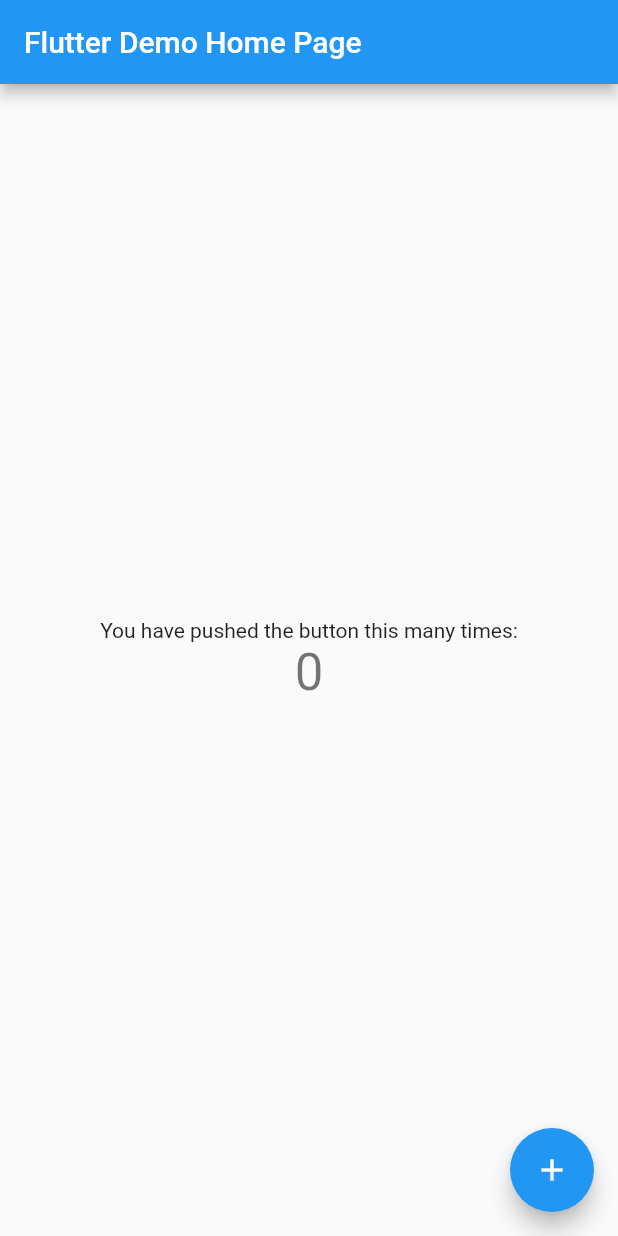
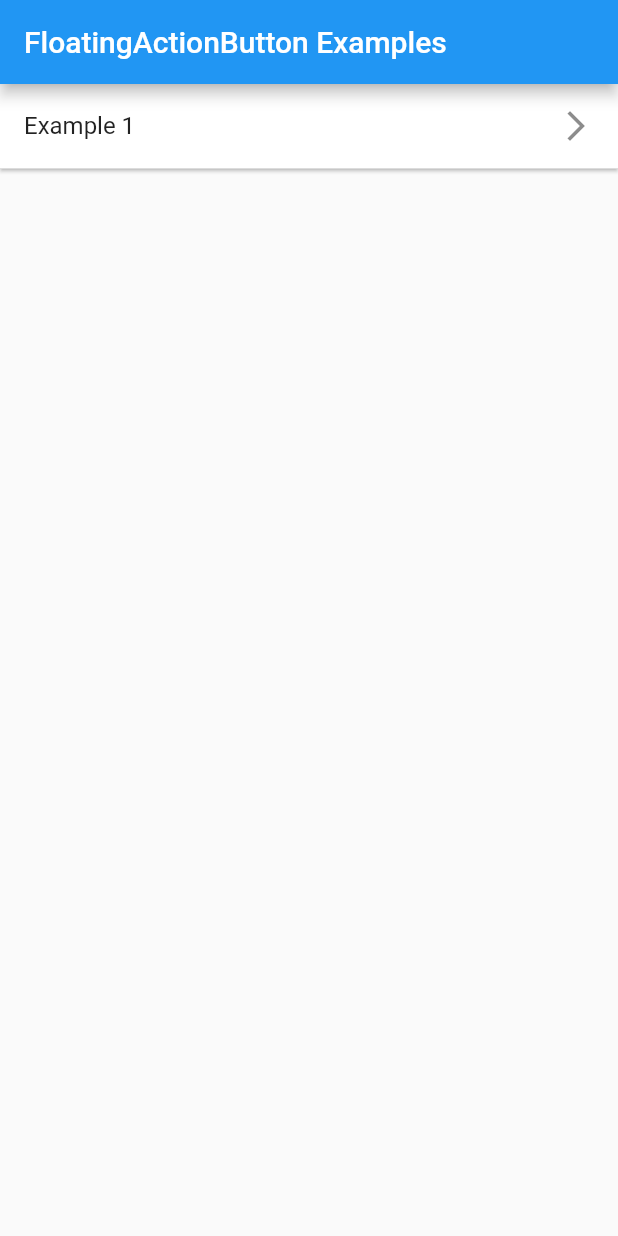
Before and after one commit to idonuntius/FloatingActionButton_example_Flutter, a Flutter app: the screen it shows after launch, on a phone screen of 412 x 824 dp. Run offline on Flutter 3.47's test engine with Material 2 defaults, Android fonts, the phone set to English and light mode, and no system bars.

Commit message:
[modify] Add item that transitions to example1_page

```diff
--- a/lib/main.dart
+++ b/lib/main.dart
@@ -1,63 +1,70 @@
 import 'package:flutter/material.dart';
+import 'package:floating_action_button_example/example1/example1_page.dart';
 
 void main() => runApp(MyApp());
 
 class MyApp extends StatelessWidget {
-  // This widget is the root of your application.
   @override
   Widget build(BuildContext context) {
     return MaterialApp(
-      title: 'Flutter Demo',
+      title: 'FloatingActionButton Examples',
       theme: ThemeData(
         primarySwatch: Colors.blue,
       ),
-      home: MyHomePage(title: 'Flutter Demo Home Page'),
+      home: MainPage(),
     );
   }
 }
 
-class MyHomePage extends StatefulWidget {
-  MyHomePage({Key key, this.title}) : super(key: key);
-  final String title;
-
-  @override
-  _MyHomePageState createState() => _MyHomePageState();
-}
-
-class _MyHomePageState extends State<MyHomePage> {
-  int _counter = 0;
-
-  void _incrementCounter() {
-    setState(() {
-      _counter++;
-    });
-  }
+class MainPage extends StatelessWidget {
+  final _dataList = [
+    'Example 1',
+  ];
 
   @override
   Widget build(BuildContext context) {
     return Scaffold(
       appBar: AppBar(
-        title: Text(widget.title),
+        title: Text('FloatingActionButton Examples'),
       ),
-      body: Center(
-        child: Column(
-          mainAxisAlignment: MainAxisAlignment.center,
-          children: <Widget>[
-            Text(
-              'You have pushed the button this many times:',
+      body: ListView.builder(
+        itemBuilder:  (BuildContext context, int index) {
+          return _listItemView(context, _dataList[index]);
+        },
+        itemCount: _dataList.length,
+      ),
+    );
+  }
+
+  Widget _listItemView(BuildContext context, String title) {
+    return Card(
+      margin: EdgeInsets.all(0),
+      shape: RoundedRectangleBorder(borderRadius: BorderRadius.zero),
+      child: Container(
+        decoration: BoxDecoration(
+          border: Border(
+            bottom: BorderSide(
+              width: 0.5,
+              color: Colors.grey[350],
             ),
-            Text(
-              '$_counter',
-              style: Theme.of(context).textTheme.display1,
-            ),
-          ],
+          ),
+        ),
+        child: ListTile(
+          title: Text(title),
+          trailing: Icon(Icons.arrow_forward_ios),
+          onTap: () {
+            _goExample1Page(context);
+          },
         ),
       ),
-      floatingActionButton: FloatingActionButton(
-        onPressed: _incrementCounter,
-        tooltip: 'Increment',
-        child: Icon(Icons.add),
-      ), // This trailing comma makes auto-formatting nicer for build methods.
+    );
+  }
+
+  _goExample1Page(BuildContext context) {
+    Navigator.of(context).push(
+        MaterialPageRoute(builder: (context) {
+          return Example1Page();
+        })
     );
   }
 }
```
